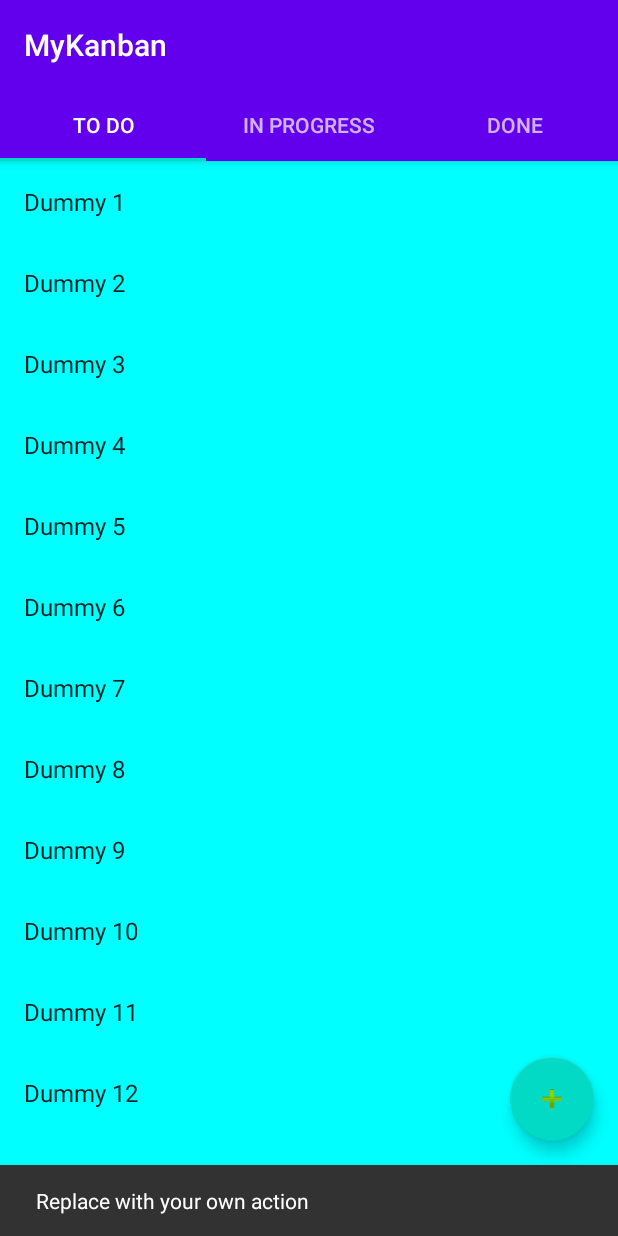
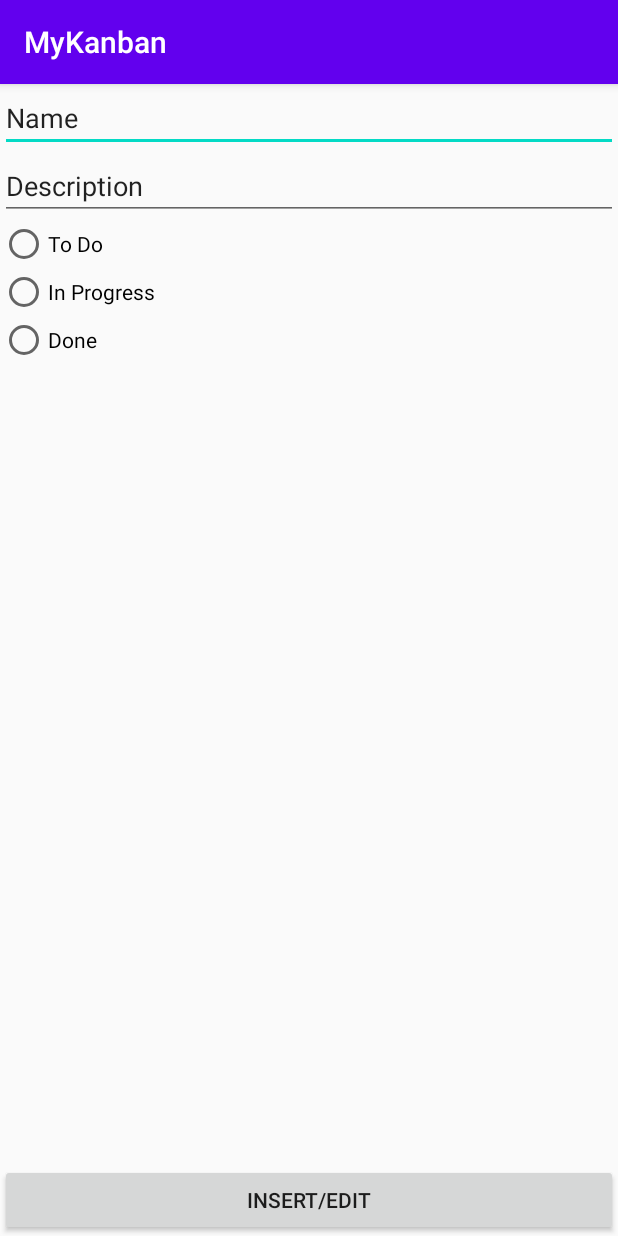
Before and after one commit to kazaw/MyKanban, an Android app: the screen it shows after launch (MainActivity before the commit, AdderActivity after it), after a tap on an icon or button, on a phone screen of 412 x 824 dp. Run offline under Robolectric (Android 15) with nearby library versions, the phone set to English and light mode, and no system bars; our stand-ins replace Room's generated code.

Commit message:
Add Activity for inserting/editing cards - WIP

```diff
--- a/app/src/main/AndroidManifest.xml
+++ b/app/src/main/AndroidManifest.xml
@@ -9,6 +9,7 @@
         android:roundIcon="@mipmap/ic_launcher_round"
         android:supportsRtl="true"
         android:theme="@style/AppTheme">
+        <activity android:name=".AdderActivity"></activity>
         <activity
             android:name=".MainActivity"
             android:label="@string/app_name"
--- /dev/null
+++ b/app/src/main/java/com/kacper/mykanban/AdderActivity.kt
@@ -0,0 +1,24 @@
+package com.kacper.mykanban
+
+import androidx.appcompat.app.AppCompatActivity
+import android.os.Bundle
+import android.widget.ArrayAdapter
+import android.widget.Spinner
+
+class AdderActivity : AppCompatActivity() {
+    override fun onCreate(savedInstanceState: Bundle?) {
+        super.onCreate(savedInstanceState)
+        setContentView(R.layout.activity_adder)
+        val spinner: Spinner = findViewById(R.id.spinner_colors)//TODO: isn't working
+        ArrayAdapter.createFromResource(
+            this,
+            R.array.colors_array,
+            android.R.layout.simple_spinner_item
+        ).also { adapter ->
+            // Specify the layout to use when the list of choices appears
+            adapter.setDropDownViewResource(android.R.layout.simple_spinner_dropdown_item)
+            // Apply the adapter to the spinner
+            spinner.adapter = adapter
+        }
+    }
+}
--- a/app/src/main/java/com/kacper/mykanban/MainActivity.kt
+++ b/app/src/main/java/com/kacper/mykanban/MainActivity.kt
@@ -1,14 +1,13 @@
 package com.kacper.mykanban
 
+import android.content.Intent
 import android.os.Bundle
+import androidx.appcompat.app.AppCompatActivity
+import androidx.viewpager.widget.ViewPager
 import com.google.android.material.floatingactionbutton.FloatingActionButton
-import com.google.android.material.snackbar.Snackbar
 import com.google.android.material.tabs.TabLayout
-import androidx.viewpager.widget.ViewPager
-import androidx.appcompat.app.AppCompatActivity
-import android.view.Menu
-import android.view.MenuItem
 import com.kacper.mykanban.ui.main.SectionsPagerAdapter
+import com.kacper.mykanban.utilities.REQUEST_INSERT
 
 class MainActivity : AppCompatActivity() {
 
@@ -22,9 +21,9 @@ class MainActivity : AppCompatActivity() {
         tabs.setupWithViewPager(viewPager)
         val fab: FloatingActionButton = findViewById(R.id.fab)
 
-        fab.setOnClickListener { view ->
-            Snackbar.make(view, "Replace with your own action", Snackbar.LENGTH_LONG)
-                    .setAction("Action", null).show()
+        fab.setOnClickListener {
+            val intent = Intent(this@MainActivity, AdderActivity::class.java)
+            startActivityForResult(intent, REQUEST_INSERT)
         }
     }
 }
--- a/app/src/main/java/com/kacper/mykanban/utilities/Constants.kt
+++ b/app/src/main/java/com/kacper/mykanban/utilities/Constants.kt
@@ -4,3 +4,5 @@ const val DATABASE_NAME = "kanban-db"
 const val TO_DO = "To Do"
 const val IN_PROGRESS = "In Progress"
 const val DONE = "Done"
+const val REQUEST_INSERT = 1
+const val REQUEST_EDIT = 2
--- /dev/null
+++ b/app/src/main/res/layout/activity_adder.xml
@@ -0,0 +1,74 @@
+<?xml version="1.0" encoding="utf-8"?>
+<androidx.constraintlayout.widget.ConstraintLayout xmlns:android="http://schemas.android.com/apk/res/android"
+    xmlns:app="http://schemas.android.com/apk/res-auto"
+    xmlns:tools="http://schemas.android.com/tools"
+    android:layout_width="match_parent"
+    android:layout_height="match_parent"
+    tools:context=".AdderActivity">
+
+    <LinearLayout
+        android:layout_width="match_parent"
+        android:layout_height="match_parent"
+        android:orientation="vertical"
+        app:layout_constraintBottom_toTopOf="@+id/button"
+        app:layout_constraintEnd_toEndOf="parent"
+        app:layout_constraintStart_toStartOf="parent"
+        app:layout_constraintTop_toTopOf="parent">
+
+        <EditText
+            android:id="@+id/editText_name"
+            android:layout_width="match_parent"
+            android:layout_height="wrap_content"
+            android:ems="10"
+            android:inputType="text"
+            android:text="@string/EditText_name"
+            android:hint="@string/EditText_name"/>
+
+        <EditText
+            android:id="@+id/editText_description"
+            android:layout_width="match_parent"
+            android:layout_height="wrap_content"
+            android:ems="10"
+            android:inputType="text"
+            android:text="@string/EditText_description"
+            android:hint="@string/EditText_description"/>
+
+        <RadioGroup
+            android:layout_width="match_parent"
+            android:layout_height="match_parent" >
+
+            <RadioButton
+                android:id="@+id/radioButton1"
+                android:layout_width="match_parent"
+                android:layout_height="wrap_content"
+                android:text="@string/radiobutton_todo" />
+
+            <RadioButton
+                android:id="@+id/radioButton2"
+                android:layout_width="match_parent"
+                android:layout_height="wrap_content"
+                android:text="@string/radiobutton_inprogress" />
+
+            <RadioButton
+                android:id="@+id/radioButton3"
+                android:layout_width="match_parent"
+                android:layout_height="wrap_content"
+                android:text="@string/radiobutton_done" />
+        </RadioGroup>
+
+        <Spinner
+            android:id="@+id/spinner_colors"
+            android:layout_width="match_parent"
+            android:layout_height="wrap_content"
+            android:textColor="#000000"/>
+    </LinearLayout>
+
+    <Button
+        android:id="@+id/button"
+        android:layout_width="0dp"
+        android:layout_height="wrap_content"
+        android:text="Insert/Edit"
+        app:layout_constraintBottom_toBottomOf="parent"
+        app:layout_constraintEnd_toEndOf="parent"
+        app:layout_constraintStart_toStartOf="parent" />
+</androidx.constraintlayout.widget.ConstraintLayout>
--- a/app/src/main/res/values/strings.xml
+++ b/app/src/main/res/values/strings.xml
@@ -3,4 +3,15 @@
     <string name="tab_text_1">To Do</string>
     <string name="tab_text_2">In Progress</string>
     <string name="tab_text_3">Done</string>
+    <string name="EditText_name">Name</string>
+    <string name="EditText_description">Description</string>
+    <string name="radiobutton_todo">To Do</string>
+    <string name="radiobutton_inprogress">In Progress</string>
+    <string name="radiobutton_done">Done</string>
+    <string-array name="colors_array">
+        <item>Red</item>
+        <item>Blue</item>
+        <item>Green</item>
+        <item>Yellow</item>
+    </string-array>
 </resources>
```
